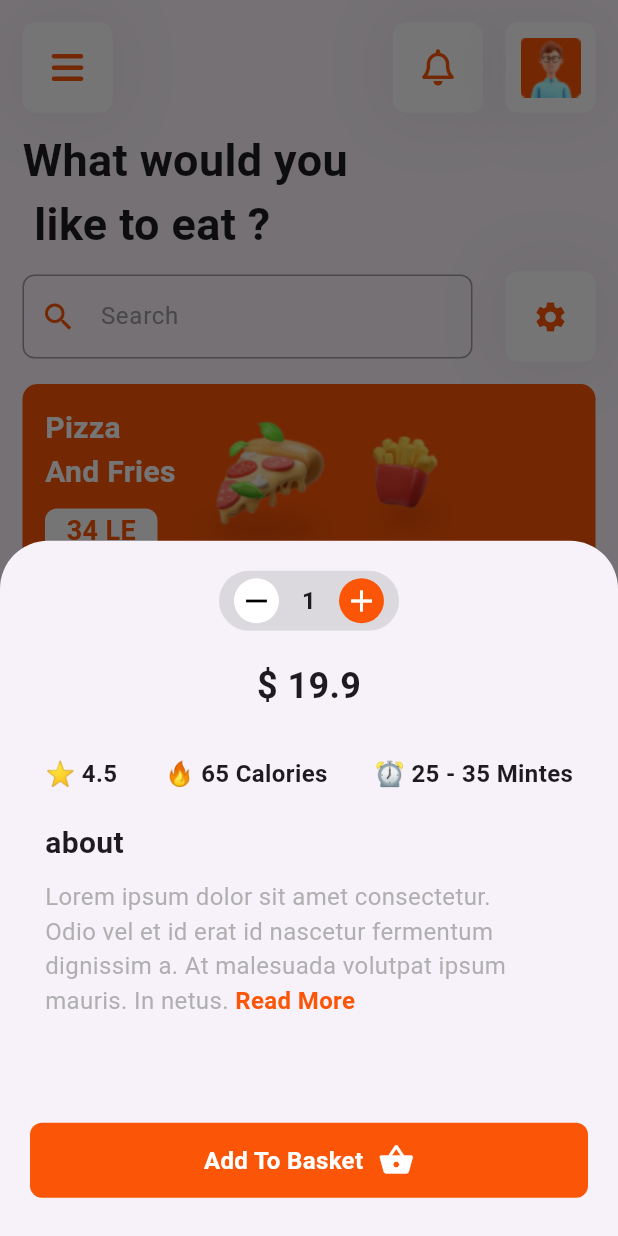
After one commit to abdulrahmanibrahimdawood/restaurant, a Flutter app: the screen it shows after launch, after a tap on the "add" icon, on a phone screen of 412 x 824 dp. The commit adds this screen. Run offline on Flutter 3.47's test engine with Material 3 defaults, Android fonts, the phone set to English and light mode, and no system bars; our stand-ins replace animated_splash_screen, font_awesome_flutter.

Commit message:
create show modal bottom sheet

```diff
--- a/lib/constant.dart
+++ b/lib/constant.dart
@@ -9,4 +9,5 @@ const kThirdPage = 'ThirdPage';
 const kLogInPage = 'LogInPage';
 const kRegister = 'Register';
 const kHomePage = 'kHomePage';
-const kYourAccountpage = 'YourAccount';
+const kYourAccountPage = 'YourAccount';
+const kOrderdPage = 'OrderdPage';
--- a/lib/main.dart
+++ b/lib/main.dart
@@ -6,6 +6,7 @@ import 'package:restaurant/pages/home_page.dart';
 import 'package:restaurant/pages/login_page.dart';
 import 'package:restaurant/pages/on_board_screen.dart';
 import 'package:restaurant/pages/open_app_page.dart';
+import 'package:restaurant/pages/orderd_page.dart';
 import 'package:restaurant/pages/register_page.dart';
 import 'package:restaurant/pages/scound_page.dart';
 import 'package:restaurant/pages/third_page.dart';
@@ -30,7 +31,8 @@ class RestaurantApp extends StatelessWidget {
         kLogInPage: (context) => const LogInPage(),
         kRegister: (context) => const Register(),
         kHomePage: (context) => const HomePage(),
-        kYourAccountpage: (context) => const YourAccount()
+        kYourAccountPage: (context) => const YourAccount(),
+        kOrderdPage: (context) => const OrderdPage(),
       },
       debugShowCheckedModeBanner: false,
       home: const Scaffold(
--- a/lib/pages/home_page.dart
+++ b/lib/pages/home_page.dart
@@ -21,7 +21,8 @@ class _HomePageState extends State<HomePage> {
   Widget build(BuildContext context) {
     return SafeArea(
       child: Scaffold(
-        body: Column(
+        body: SingleChildScrollView(
+          child: Column(
             children: [
               Padding(
                 padding: const EdgeInsets.only(top: 15, left: 15, right: 15),
@@ -44,7 +45,7 @@ class _HomePageState extends State<HomePage> {
                             ),
                             ContainerImageProfile(
                               onTap: () {
-                              Navigator.pushNamed(context, kYourAccountpage);
+                                Navigator.pushNamed(context, kYourAccountPage);
                               },
                             ),
                           ],
@@ -56,8 +57,8 @@ class _HomePageState extends State<HomePage> {
                       alignment: Alignment.topLeft,
                       child: Text(
                         'What would you \n like to eat ?',
-                      style:
-                          TextStyle(fontSize: 30, fontWeight: FontWeight.bold),
+                        style: TextStyle(
+                            fontSize: 30, fontWeight: FontWeight.bold),
                       ),
                     ),
                     const SizedBox(height: 10),
@@ -149,6 +150,7 @@ class _HomePageState extends State<HomePage> {
             ],
           ),
         ),
+      ),
     );
   }
 }
--- /dev/null
+++ b/lib/pages/orderd_page.dart
@@ -0,0 +1,12 @@
+import 'package:flutter/material.dart';
+import 'package:restaurant/constant.dart';
+
+class OrderdPage extends StatelessWidget {
+  const OrderdPage({super.key});
+  static String id = kOrderdPage;
+
+  @override
+  Widget build(BuildContext context) {
+    return Scaffold();
+  }
+}
--- /dev/null
+++ b/lib/widget/Show_Modal_Button_Sheet_Body.dart
@@ -0,0 +1,182 @@
+import 'package:flutter/material.dart';
+import 'package:restaurant/constant.dart';
+
+class ShowModalButtonSheetBody extends StatelessWidget {
+  const ShowModalButtonSheetBody({
+    super.key,
+  });
+
+  @override
+  Widget build(BuildContext context) {
+    return Column(
+      children: [
+        Padding(
+          padding: const EdgeInsets.only(top: 20),
+          child: Container(
+            height: 40,
+            width: 120,
+            decoration: BoxDecoration(
+              borderRadius: BorderRadius.circular(50),
+              color: Colors.grey.withOpacity(.3),
+            ),
+            child: Padding(
+              padding: const EdgeInsets.symmetric(horizontal: 10),
+              child: Row(
+                mainAxisAlignment: MainAxisAlignment.spaceBetween,
+                children: [
+                  Container(
+                    height: 30,
+                    width: 30,
+                    decoration: BoxDecoration(
+                      color: Colors.white,
+                      borderRadius: BorderRadius.circular(100),
+                    ),
+                    child: const Center(
+                      child: Icon(
+                        Icons.remove,
+                        color: Colors.black,
+                      ),
+                    ),
+                  ),
+                  const Text(
+                    '1',
+                    style: TextStyle(fontSize: 16, fontWeight: FontWeight.bold),
+                  ),
+                  Container(
+                    height: 30,
+                    width: 30,
+                    decoration: BoxDecoration(
+                      color: kPrimaryColor,
+                      borderRadius: BorderRadius.circular(100),
+                    ),
+                    child: const Center(
+                      child: Icon(
+                        Icons.add,
+                        color: Colors.white,
+                      ),
+                    ),
+                  ),
+                ],
+              ),
+            ),
+          ),
+        ),
+        const SizedBox(
+          height: 20,
+        ),
+        const Text(
+          r'$ 19.9',
+          style: TextStyle(fontWeight: FontWeight.bold, fontSize: 24),
+        ),
+        const SizedBox(
+          height: 30,
+        ),
+        const Padding(
+          padding: EdgeInsets.symmetric(horizontal: 30),
+          child: Row(
+            mainAxisAlignment: MainAxisAlignment.spaceBetween,
+            children: [
+              Text(
+                '⭐ 4.5',
+                style: TextStyle(fontSize: 16, fontWeight: FontWeight.bold),
+              ),
+              Text(
+                '🔥 65 Calories',
+                style: TextStyle(fontSize: 16, fontWeight: FontWeight.bold),
+              ),
+              Text(
+                '⏰ 25 - 35 Mintes',
+                style: TextStyle(fontSize: 16, fontWeight: FontWeight.bold),
+              ),
+            ],
+          ),
+        ),
+        const SizedBox(
+          height: 20,
+        ),
+        const Padding(
+          padding: EdgeInsets.only(left: 30),
+          child: Row(
+            mainAxisAlignment: MainAxisAlignment.start,
+            children: [
+              Text(
+                'about',
+                style: TextStyle(fontWeight: FontWeight.bold, fontSize: 20),
+              ),
+            ],
+          ),
+        ),
+        const SizedBox(
+          height: 10,
+        ),
+        Padding(
+          padding: const EdgeInsets.only(left: 30),
+          child: Row(
+            mainAxisAlignment: MainAxisAlignment.start,
+            children: [
+              Text(
+                'Lorem ipsum dolor sit amet consectetur.\nOdio vel et id erat id nascetur fermentum\ndignissim a. At malesuada volutpat ipsum ',
+                style: TextStyle(
+                  fontSize: 16,
+                  color: Colors.grey.withOpacity(.8),
+                ),
+              ),
+            ],
+          ),
+        ),
+        Padding(
+          padding: const EdgeInsets.only(left: 30),
+          child: Row(
+            children: [
+              Text(
+                'mauris. In netus.',
+                style:
+                    TextStyle(color: Colors.grey.withOpacity(.8), fontSize: 16),
+              ),
+              const Text(
+                ' Read More',
+                style: TextStyle(
+                  color: kPrimaryColor,
+                  fontWeight: FontWeight.bold,
+                  fontSize: 16,
+                ),
+              )
+            ],
+          ),
+        ),
+        const SizedBox(
+          height: 70,
+        ),
+        Padding(
+          padding: const EdgeInsets.symmetric(horizontal: 20),
+          child: Container(
+            height: 50,
+            width: MediaQuery.of(context).size.width,
+            decoration: BoxDecoration(
+                borderRadius: BorderRadius.circular(8), color: kPrimaryColor),
+            child: const Row(
+              mainAxisAlignment: MainAxisAlignment.center,
+              children: [
+                Text(
+                  'Add To Basket',
+                  style: TextStyle(
+                      fontWeight: FontWeight.bold,
+                      color: Colors.white,
+                      fontSize: 16),
+                ),
+                SizedBox(
+                  width: 10,
+                ),
+                Icon(
+                  Icons.shopping_basket,
+                  color: Colors.white,
+                  size: 24,
+                )
+              ],
+            ),
+          ),
+        )
+      ],
+    );
+  }
+}
--- a/lib/widget/custom_body_item.dart
+++ b/lib/widget/custom_body_item.dart
@@ -1,6 +1,7 @@
 import 'package:flutter/material.dart';
 import 'package:restaurant/constant.dart';
 import 'package:restaurant/widget/Container_Icons_Buttom_HomePage.dart';
+import 'package:restaurant/widget/Show_Modal_Button_Sheet_Body.dart';
 
 class CustomBodyItem extends StatelessWidget {
   const CustomBodyItem({
@@ -76,17 +77,30 @@ class CustomBodyItem extends StatelessWidget {
                   ),
                 ),
                 const SizedBox(height: 5),
-                const Padding(
-                  padding: EdgeInsets.symmetric(horizontal: 10),
+                Padding(
+                  padding: const EdgeInsets.symmetric(horizontal: 10),
                   child: Row(
                     mainAxisAlignment: MainAxisAlignment.spaceBetween,
                     children: [
-                      Text(
+                      const Text(
                         r'$14.99',
                         style: TextStyle(
                             fontWeight: FontWeight.bold, fontSize: 20),
                       ),
                       ContainerIconsButtomHomePage(
+                        onPressed: () {
+                          showModalBottomSheet(
+                            shape: const RoundedRectangleBorder(
+                              borderRadius: BorderRadius.only(
+                                  topLeft: Radius.circular(32),
+                                  topRight: Radius.circular(32)),
+                            ),
+                            context: context,
+                            builder: (context) {
+                              return const ShowModalButtonSheetBody();
+                            },
+                          );
+                        },
                         hight: 45,
                         width: 45,
                         icon: Icons.add,
```
Also changed, not shown: lib/assets/images/orderd image.png (added). Lines whose indentation alone changed are shown as unchanged.
